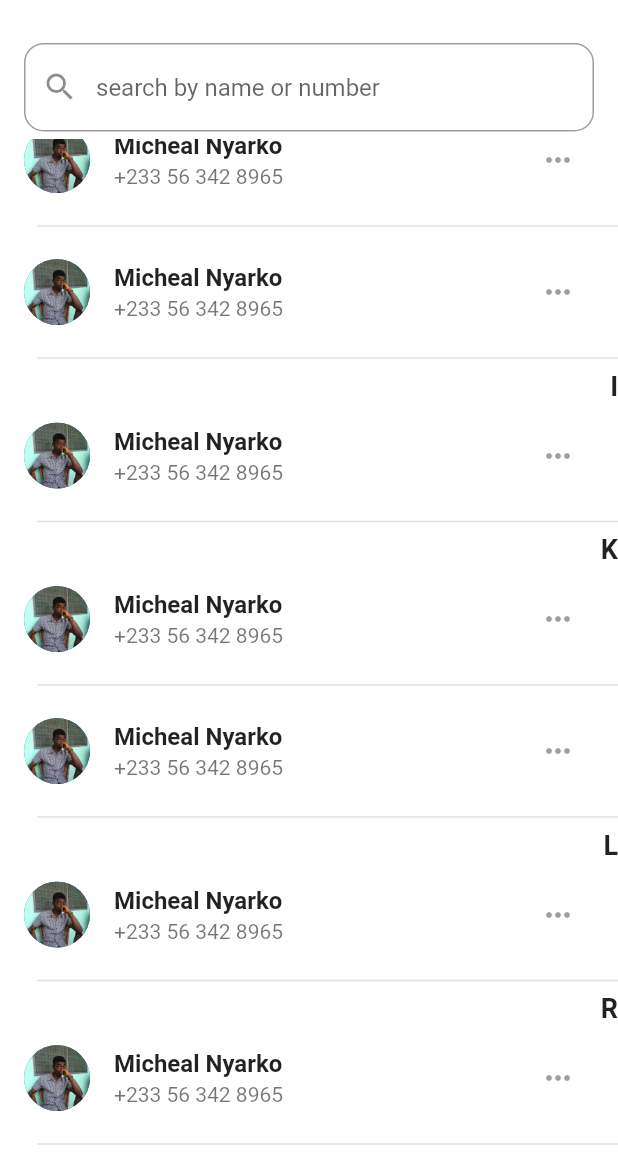
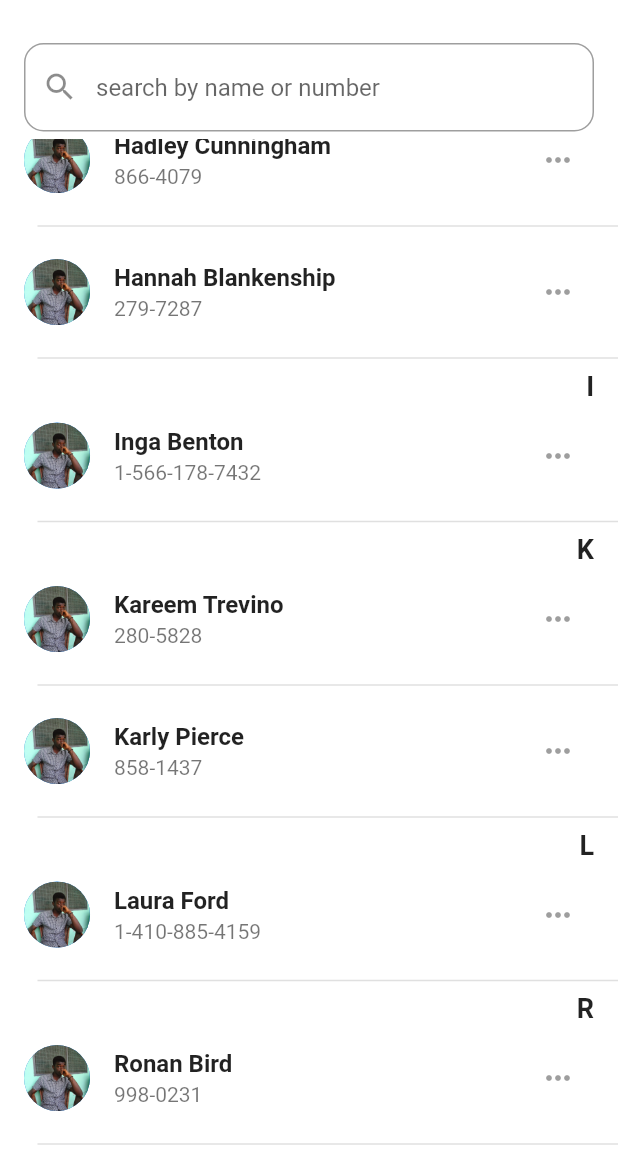
Before and after one commit to benessilfie/Dart, a Flutter app: the screen it shows after launch, scrolled down 629 dp, on a phone screen of 412 x 824 dp, the part 80-1236 px from its top. Run offline on Flutter 3.47's test engine with Material 2 defaults, Android fonts, the light colour scheme and no system bars; drawn by our look-alikes of grouped_list.

Commit message:
commit to master

```diff
--- a/lib/homepage.dart
+++ b/lib/homepage.dart
@@ -115,11 +115,15 @@ class HomePage extends StatelessWidget {
         ),),
       ),
 
-      body: ListView(
+      body: SafeArea(
+        child: ListView(
           controller: _scrollController,
           // padding: const EdgeInsets.all(15),
           children: [
-           const Text('Recents', style: TextStyle(fontSize: 14, fontWeight: FontWeight.w600, ),),
+             const Padding(
+               padding: EdgeInsets.symmetric(horizontal: 16),
+               child: Text('Recents', style: TextStyle(fontSize: 14, fontWeight: FontWeight.w600, ),),
+             ),
 
           ListView.separated(
             controller: _scrollController,
@@ -143,10 +147,13 @@ class HomePage extends StatelessWidget {
             );},
             itemCount: 3),
 
-         const Text('Contacts',
+          const Padding(
+             padding: EdgeInsets.symmetric(horizontal: 16),
+             child: Text('Contacts',
              style: TextStyle(fontSize: 14, fontWeight: FontWeight.w600, color: Colors.black,),),
+           ),
 
-         GroupedListView<dynamic, String>(
+           GroupedListView<Map<String, String>, String>(
              shrinkWrap: true,
 
           elements: data,
@@ -155,22 +162,25 @@ class HomePage extends StatelessWidget {
           groupSeparatorBuilder: (String groupByValue) =>
           SizedBox(
         width: MediaQuery.of(context).size.width,
+        child: Padding(
+          padding: const EdgeInsets.symmetric(horizontal: 16),
           child: Text(groupByValue.substring(0,1), textAlign: TextAlign.right,
           style: const TextStyle(fontWeight: FontWeight.w600, fontSize: 18),),
         ),
+          ),
 
-    itemBuilder: (context, dynamic element) => Column(
-      children: const [
+          itemBuilder: (context, Map<String, String> element) => Column(
+        children: [
            ListTile(
-                 leading: CircleAvatar(
+                   leading: const CircleAvatar(
                    radius: 22,
                    backgroundImage: AssetImage('assets/adom.jpg'),),
-                 title: Text('Micheal Nyarko', style: TextStyle(fontSize: 16, fontWeight: FontWeight.w600),),
-                 subtitle: Text('+233 56 342 8965'),
-                 trailing: IconButton(onPressed: null, icon: Icon(Icons.more_horiz)),
+                   title: Text('${element['name']}', style: const TextStyle(fontSize: 16, fontWeight: FontWeight.w600),),
+                   subtitle: Text('${element['phone']}'),
+                   trailing: const IconButton(onPressed: null, icon: Icon(Icons.more_horiz)),
                  ),
 
-               Divider(
+                const Divider(
                indent: 25,
                thickness: 1,
             )
@@ -178,7 +188,7 @@ class HomePage extends StatelessWidget {
           ),
 
           itemComparator: (item1, item2) =>
-    item1['name'].compareTo(item2['name']), // optional
+          item1['name']!.compareTo(item2['name']!), // optional
 
           useStickyGroupSeparators: true, // optional
           floatingHeader: true, // optional
@@ -186,6 +196,7 @@ class HomePage extends StatelessWidget {
         ),
           ],
         ),
+      ),
     );
   }
 }
```
Lines whose indentation alone changed are shown as unchanged.
